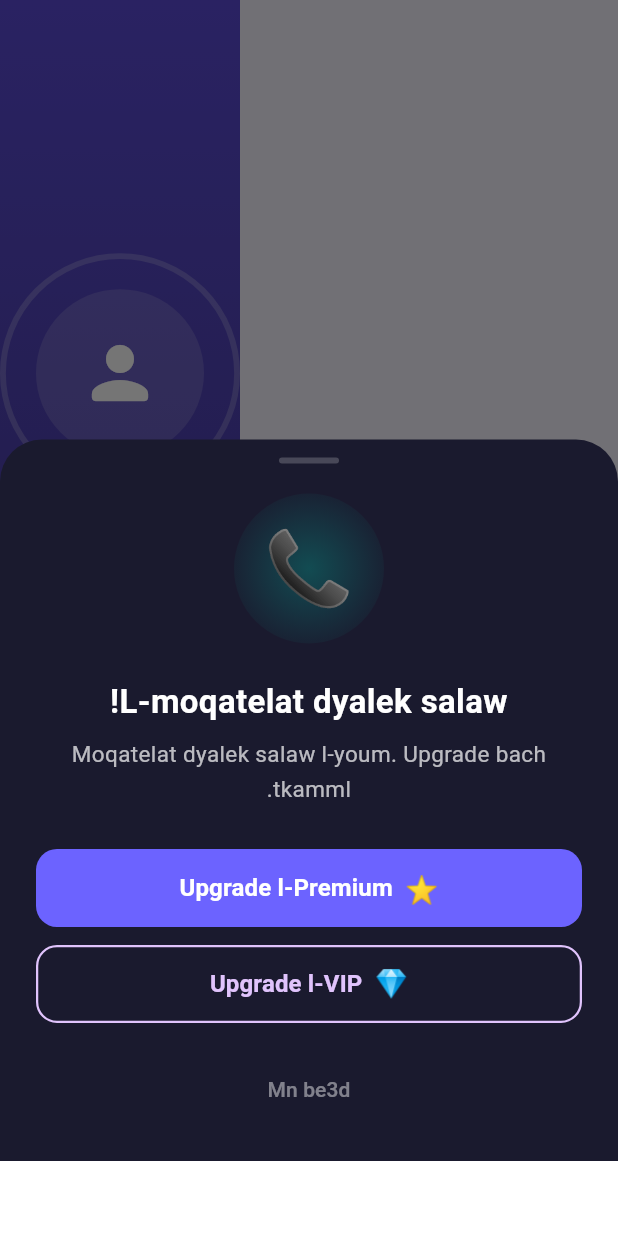
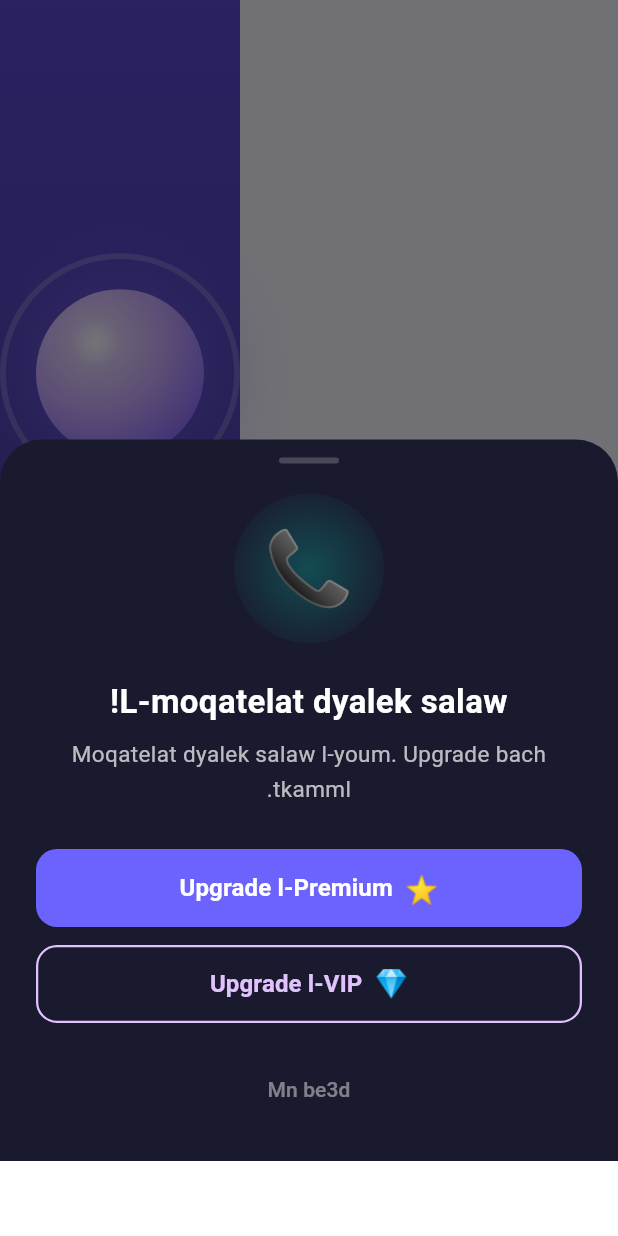
Before and after one commit to Amhitox/Friend, a Flutter app: the CallScreen screen opened by its route, on a phone screen of 412 x 824 dp. Run offline on Flutter 3.47's test engine with Material 3 defaults, Android fonts, the phone set to English and light mode, and no system bars; our stand-ins replace avatar_glow, cloud_firestore, connectivity_plus, firebase_analytics, firebase_auth, firebase_core and 20 more; accounts and stored records are empty; network calls fail; Roboto replaces fonts that are missing (Cairo); statements that could not run were skipped.

Commit message:
iridescent voice orb on call screen

```diff
--- a/lib/screens/call_screen.dart
+++ b/lib/screens/call_screen.dart
@@ -741,13 +741,47 @@ class _CallScreenState extends State<CallScreen> with TickerProviderStateMixin {
     CallProvider call, {
     Widget? child,
   }) {
-    final avatar = CircleAvatar(
-      radius: _kAvatarRadius,
-      backgroundColor: Colors.white.withOpacity(0.15),
-      child: const Icon(
-        Icons.person_rounded,
-        size: 56,
-        color: Colors.white,
+    // Iridescent "listening" orb — a holographic gradient sphere with a soft
+    // specular highlight, echoing the reference voice-assistant design.
+    final avatar = Container(
+      width: _kAvatarRadius * 2,
+      height: _kAvatarRadius * 2,
+      decoration: BoxDecoration(
+        shape: BoxShape.circle,
+        gradient: const RadialGradient(
+          center: Alignment(-0.3, -0.4),
+          radius: 1.1,
+          colors: [
+            Color(0xFFF1E6FF), // bright lavender highlight
+            Color(0xFFC9A9FF), // light orchid
+            Color(0xFF8A6BFF), // vivid purple
+            Color(0xFF5B4BD6), // deep purple
+          ],
+          stops: [0.0, 0.38, 0.72, 1.0],
+        ),
+        boxShadow: [
+          BoxShadow(
+            color: const Color(0xFF7C6BF5).withOpacity(0.55),
+            blurRadius: 48,
+            spreadRadius: 6,
+          ),
+        ],
+      ),
+      child: Align(
+        alignment: const Alignment(-0.4, -0.5),
+        child: Container(
+          width: _kAvatarRadius * 0.55,
+          height: _kAvatarRadius * 0.55,
+          decoration: BoxDecoration(
+            shape: BoxShape.circle,
+            gradient: RadialGradient(
+              colors: [
+                Colors.white.withOpacity(0.85),
+                Colors.white.withOpacity(0.0),
+              ],
+            ),
+          ),
+        ),
       ),
     );
 
```
